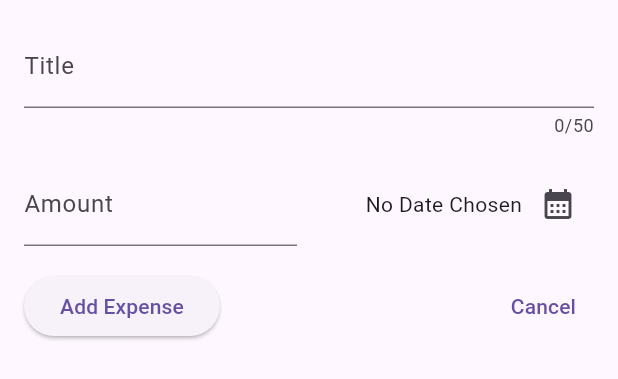
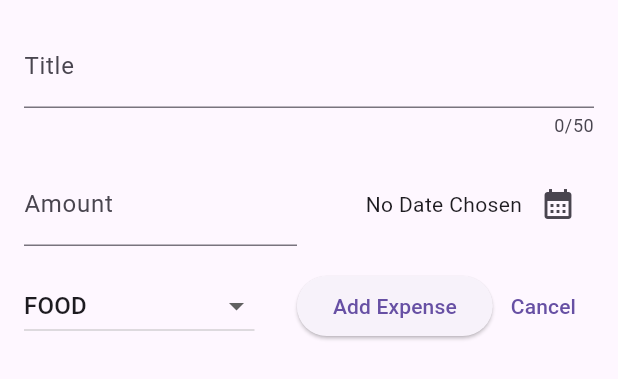
Before and after one commit to Meruem243/expense_tracker_re, a Flutter app: the NewExpense widget shown alone on an empty page, opened directly, on a phone screen of 412 x 824 dp. Shown: the top 379 px of the screen. Run offline on Flutter 3.47's test engine with Material 3 defaults, Android fonts, the phone set to English and light mode, and no system bars.

Commit message:
Add category selection dropdown to NewExpense widget

```diff
--- a/lib/widgets/new_expense.dart
+++ b/lib/widgets/new_expense.dart
@@ -14,6 +14,8 @@
   final _amountController = TextEditingController();
 
   DateTime? _selectedDate;
+
+  Category? _selectedCategory = Category.food;
 
   void _showDatePicker() async {
     final now = DateTime.now();
@@ -86,6 +88,26 @@
           const SizedBox(height: 16),
           Row(
             children: [
+              DropdownButton(
+                value: _selectedCategory,
+                items: Category.values.map((category) {
+                  return DropdownMenuItem(
+                    value: category,
+                    child: Text(category.name.toUpperCase()),
+                  );
+                }).toList(),
+                onChanged: (value) {
+                  if (value == null) {
+                    return;
+                  }
+
+                  setState(() {
+                    _selectedCategory = value;
+                  });
+                },
+              ),
+              const Spacer(),
+
               ElevatedButton(
                 onPressed: () {
                   print(_titleController.text);
@@ -93,7 +115,6 @@
                 },
                 child: const Text('Add Expense'),
               ),
-              const Spacer(),
               TextButton(
                 onPressed: () {
                   Navigator.pop(context);
```
